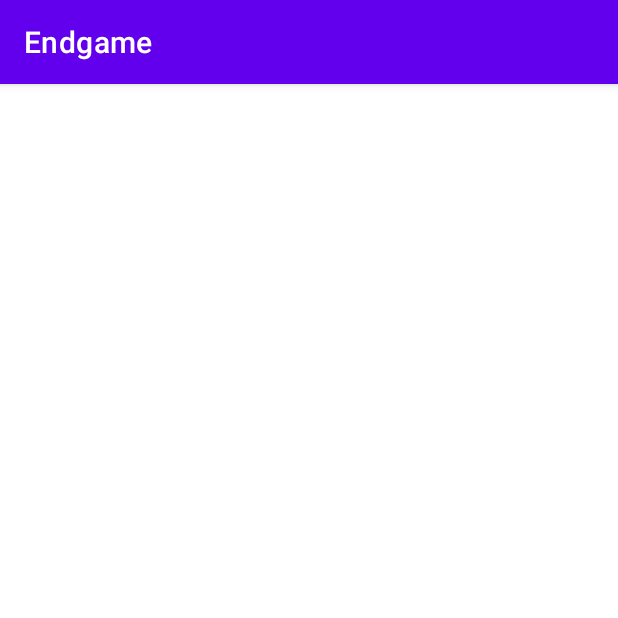
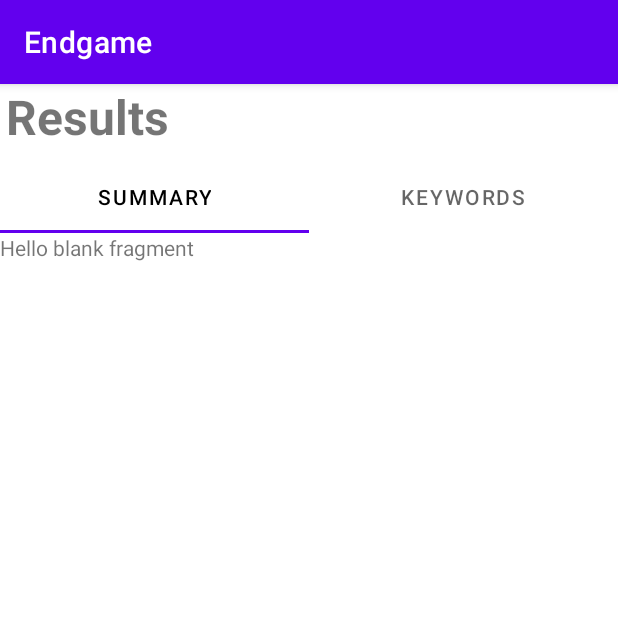
Before and after one commit to 1407arjun/Endgame, an Android app: the ResultActivity screen opened directly, with no data from a screen before it, on a phone screen of 412 x 824 dp, the top half of it. Run offline under Robolectric (Android 15) with nearby library versions, the phone set to English and light mode, and no system bars; 2 statements that could not run were skipped.

Commit message:
Added ResultActivity and its related Fragments, Added Tab Layout in activity_result.xml, Added TabAdapter

```diff
--- a/app/src/main/java/com/teamblunder/endgame/ResultActivity.java
+++ b/app/src/main/java/com/teamblunder/endgame/ResultActivity.java
@@ -1,14 +1,65 @@
 package com.teamblunder.endgame;
 
 import androidx.appcompat.app.AppCompatActivity;
+import androidx.viewpager.widget.ViewPager;
 
+import android.content.Intent;
 import android.os.Bundle;
 
+import com.google.android.material.tabs.TabLayout;
+import com.teamblunder.endgame.fragments.SummaryFragment;
+import com.teamblunder.endgame.models.TabAdapter;
+
+import java.util.ArrayList;
+
 public class ResultActivity extends AppCompatActivity {
+
+    ArrayList<String> resultList = new ArrayList<>();
+    ArrayList<String> keywordsList = new ArrayList<>();
+    String result;
 
     @Override
     protected void onCreate(Bundle savedInstanceState) {
         super.onCreate(savedInstanceState);
         setContentView(R.layout.activity_result);
+
+        Intent intent = getIntent();
+        String text = intent.getStringExtra("text");
+        if (!text.equals("")) {
+            resultList.clear();
+            keywordsList.clear();
+            //Do something with the text
+            if (!result.equals("")) {
+                SummaryFragment summaryFragment = new SummaryFragment();
+                Bundle args = new Bundle();
+                args.putString("summary", result);
+                summaryFragment.setArguments(args);
+            }
+        }
+
+        TabLayout tabLayout= findViewById(R.id.tabLayout);
+        ViewPager viewPager = findViewById(R.id.viewPager);
+
+        final TabAdapter adapter = new TabAdapter(this , getSupportFragmentManager(), tabLayout.getTabCount());
+        viewPager.setAdapter(adapter);
+
+        viewPager.addOnPageChangeListener(new TabLayout.TabLayoutOnPageChangeListener(tabLayout));
+
+        tabLayout.addOnTabSelectedListener(new TabLayout.OnTabSelectedListener() {
+            @Override
+            public void onTabSelected(TabLayout.Tab tab) {
+                viewPager.setCurrentItem(tab.getPosition());
+            }
+
+            @Override
+            public void onTabUnselected(TabLayout.Tab tab) {
+
+            }
+
+            @Override
+            public void onTabReselected(TabLayout.Tab tab) {
+
+            }
+        });
     }
 }
--- /dev/null
+++ b/app/src/main/java/com/teamblunder/endgame/fragments/KeywordFragment.java
@@ -0,0 +1,21 @@
+package com.teamblunder.endgame.fragments;
+
+import android.os.Bundle;
+
+import androidx.fragment.app.Fragment;
+
+import android.view.LayoutInflater;
+import android.view.View;
+import android.view.ViewGroup;
+
+import com.teamblunder.endgame.R;
+
+public class KeywordFragment extends Fragment {
+
+    @Override
+    public View onCreateView(LayoutInflater inflater, ViewGroup container,
+                             Bundle savedInstanceState) {
+        // Inflate the layout for this fragment
+        return inflater.inflate(R.layout.fragment_keyword, container, false);
+    }
+}
--- /dev/null
+++ b/app/src/main/java/com/teamblunder/endgame/fragments/SummaryFragment.java
@@ -0,0 +1,26 @@
+package com.teamblunder.endgame.fragments;
+
+import android.os.Bundle;
+
+import androidx.fragment.app.Fragment;
+
+import android.view.LayoutInflater;
+import android.view.View;
+import android.view.ViewGroup;
+
+import com.teamblunder.endgame.R;
+
+
+public class SummaryFragment extends Fragment {
+
+    @Override
+    public View onCreateView(LayoutInflater inflater, ViewGroup container,
+                             Bundle savedInstanceState) {
+        View view = inflater.inflate(R.layout.fragment_summary, container, false);
+
+        Bundle args = getArguments();
+        String summary = args.getString("summary");
+
+        return view;
+    }
+}
--- /dev/null
+++ b/app/src/main/java/com/teamblunder/endgame/models/TabAdapter.java
@@ -0,0 +1,37 @@
+package com.teamblunder.endgame.models;
+
+import android.content.Context;
+
+import androidx.fragment.app.Fragment;
+import androidx.fragment.app.FragmentManager;
+import androidx.fragment.app.FragmentPagerAdapter;
+
+import com.teamblunder.endgame.fragments.KeywordFragment;
+import com.teamblunder.endgame.fragments.SummaryFragment;
+
+public class TabAdapter extends FragmentPagerAdapter {
+
+    private Context mContext;
+    int tabs;
+
+    public TabAdapter(Context context, FragmentManager manager, int totalTabs) {
+        super(manager);
+        this.tabs = totalTabs;
+    }
+
+    @Override
+    public Fragment getItem(int position) {
+        switch (position) {
+            case 0:
+                return new SummaryFragment();
+            case 1:
+                return new KeywordFragment();
+        }
+        return null;
+    }
+
+    @Override
+    public int getCount() {
+        return tabs;
+    }
+}
--- a/app/src/main/res/layout/activity_result.xml
+++ b/app/src/main/res/layout/activity_result.xml
@@ -6,4 +6,60 @@
     android:layout_height="match_parent"
     tools:context=".ResultActivity">
 
+    <TextView
+        android:id="@+id/textView"
+        android:layout_width="0dp"
+        android:layout_height="wrap_content"
+        android:layout_marginStart="4dp"
+        android:layout_marginEnd="4dp"
+        android:text="Results"
+        android:textSize="32sp"
+        android:textStyle="bold"
+        app:layout_constraintEnd_toEndOf="parent"
+        app:layout_constraintHorizontal_bias="0.088"
+        app:layout_constraintStart_toStartOf="parent"
+        app:layout_constraintTop_toTopOf="parent" />
+
+    <com.google.android.material.tabs.TabLayout
+        android:id="@+id/tabLayout"
+        android:layout_width="match_parent"
+        android:layout_height="wrap_content"
+        android:layout_marginTop="8dp"
+        app:layout_constraintEnd_toEndOf="parent"
+        app:layout_constraintStart_toStartOf="parent"
+        app:layout_constraintTop_toBottomOf="@+id/textView"
+        app:tabSelectedTextColor="?attr/colorOnSecondary">
+
+        <com.google.android.material.tabs.TabItem
+            android:layout_width="wrap_content"
+            android:layout_height="wrap_content"
+            android:text="Summary" />
+
+        <com.google.android.material.tabs.TabItem
+            android:layout_width="wrap_content"
+            android:layout_height="wrap_content"
+            android:text="Keywords" />
+
+    </com.google.android.material.tabs.TabLayout>
+
+    <androidx.viewpager.widget.ViewPager
+        android:id="@+id/viewPager"
+        android:layout_width="match_parent"
+        android:layout_height="0dp"
+        app:layout_constraintBottom_toBottomOf="parent"
+        app:layout_constraintEnd_toEndOf="parent"
+        app:layout_constraintStart_toStartOf="parent"
+        app:layout_constraintTop_toBottomOf="@+id/tabLayout" />
+
+    <FrameLayout
+        android:id="@+id/fragment_container"
+        android:layout_width="match_parent"
+        android:layout_height="0dp"
+
+        android:visibility="gone"
+        app:layout_constraintBottom_toBottomOf="parent"
+        app:layout_constraintEnd_toEndOf="parent"
+        app:layout_constraintStart_toStartOf="parent"
+        app:layout_constraintTop_toBottomOf="@+id/tabLayout" />
+
 </androidx.constraintlayout.widget.ConstraintLayout>
--- /dev/null
+++ b/app/src/main/res/layout/fragment_keyword.xml
@@ -0,0 +1,14 @@
+<?xml version="1.0" encoding="utf-8"?>
+<FrameLayout xmlns:android="http://schemas.android.com/apk/res/android"
+    xmlns:tools="http://schemas.android.com/tools"
+    android:layout_width="match_parent"
+    android:layout_height="match_parent"
+    tools:context=".fragments.KeywordFragment">
+
+    <!-- TODO: Update blank fragment layout -->
+    <TextView
+        android:layout_width="match_parent"
+        android:layout_height="match_parent"
+        android:text="@string/hello_blank_fragment" />
+
+</FrameLayout>
--- /dev/null
+++ b/app/src/main/res/layout/fragment_summary.xml
@@ -0,0 +1,14 @@
+<?xml version="1.0" encoding="utf-8"?>
+<FrameLayout xmlns:android="http://schemas.android.com/apk/res/android"
+    xmlns:tools="http://schemas.android.com/tools"
+    android:layout_width="match_parent"
+    android:layout_height="match_parent"
+    tools:context=".fragments.SummaryFragment">
+
+    <!-- TODO: Update blank fragment layout -->
+    <TextView
+        android:layout_width="match_parent"
+        android:layout_height="match_parent"
+        android:text="@string/hello_blank_fragment" />
+
+</FrameLayout>
```
